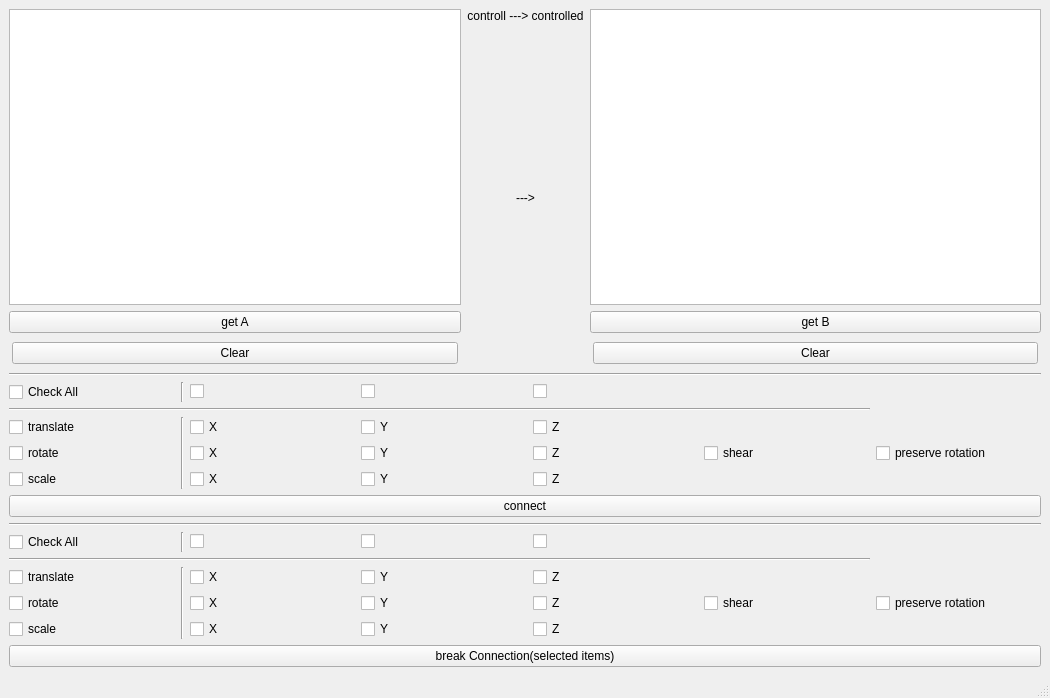
Old version of the form act_gui.ui in the repository yocineman/ND_AttributeConnectTool.
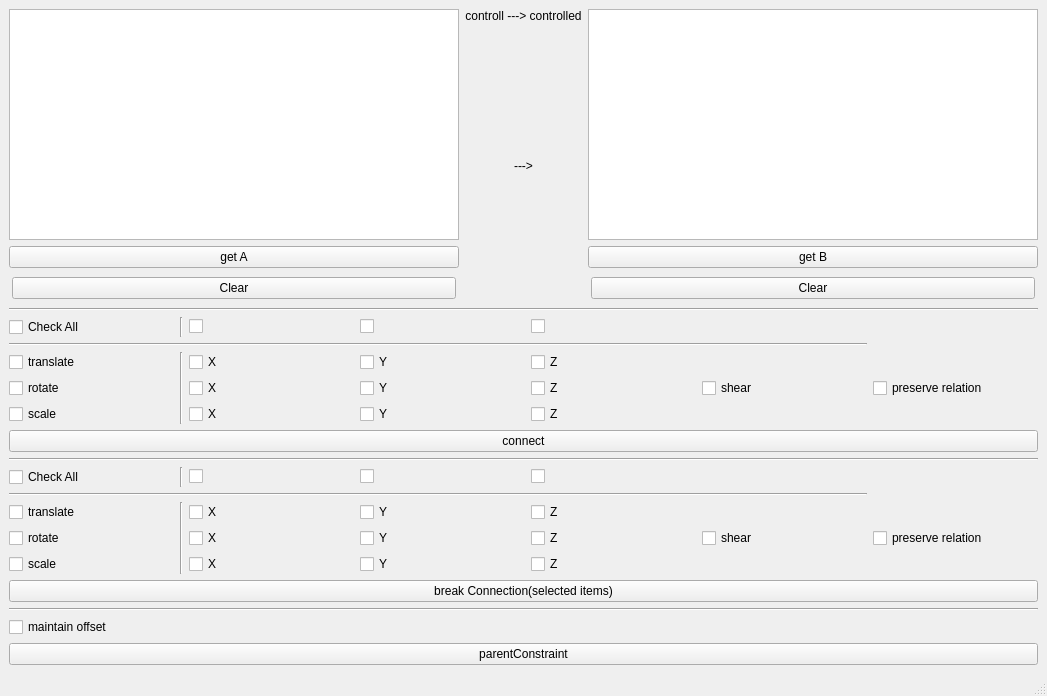
New version of the form.

```diff
--- a/act_gui.ui
+++ b/act_gui.ui
@@ -6,8 +6,8 @@
    <rect>
     <x>0</x>
     <y>0</y>
-    <width>1050</width>
-    <height>698</height>
+    <width>1047</width>
+    <height>696</height>
    </rect>
   </property>
   <property name="windowTitle">
@@ -303,7 +303,7 @@
       <item row="3" column="6">
        <widget class="QCheckBox" name="connect_pre">
         <property name="text">
-         <string>preserve rotation</string>
+         <string>preserve relation</string>
         </property>
        </widget>
       </item>
@@ -468,7 +468,7 @@
       <item row="3" column="6">
        <widget class="QCheckBox" name="break_pre">
         <property name="text">
-         <string>preserve rotation</string>
+         <string>preserve relation</string>
         </property>
        </widget>
       </item>
@@ -481,6 +481,27 @@
       </property>
      </widget>
     </item>
+    <item>
+     <widget class="Line" name="line_9">
+      <property name="orientation">
+       <enum>Qt::Horizontal</enum>
+      </property>
+     </widget>
+    </item>
+    <item>
+     <widget class="QCheckBox" name="mo_check">
+      <property name="text">
+       <string>maintain offset</string>
+      </property>
+     </widget>
+    </item>
+    <item>
+     <widget class="QPushButton" name="parent_const_button">
+      <property name="text">
+       <string>parentConstraint</string>
+      </property>
+     </widget>
+    </item>
    </layout>
   </widget>
   <widget class="QMenuBar" name="menubar">
```
Left out of the diff: 2 changed lines with no effect on the pictures.
